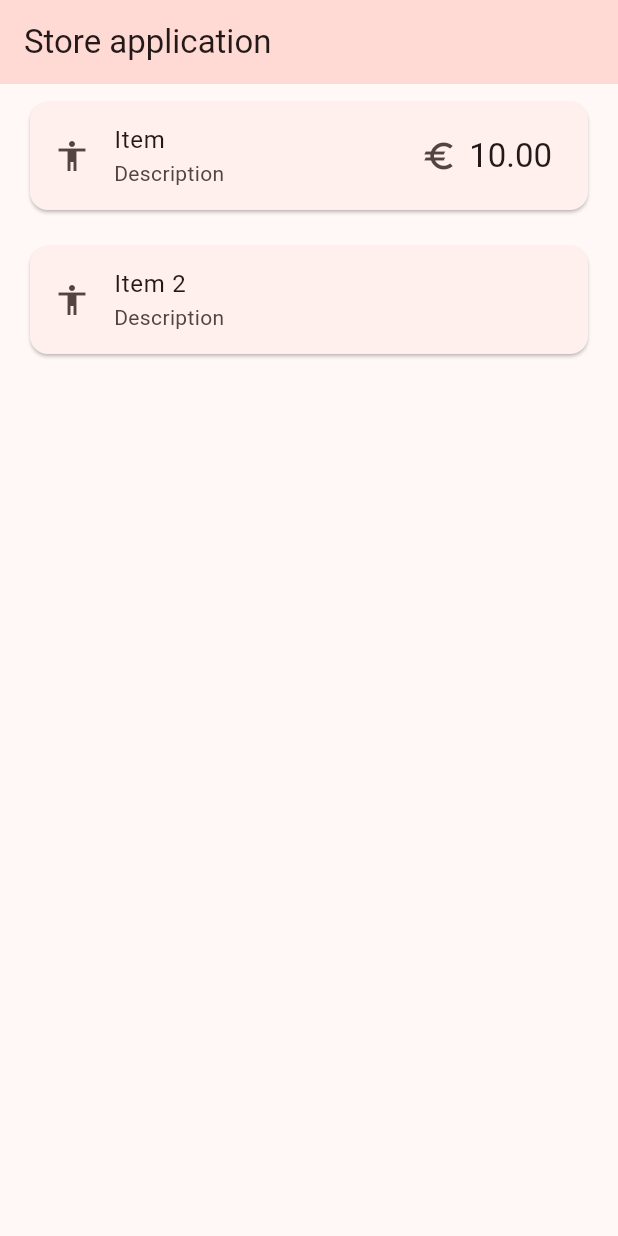
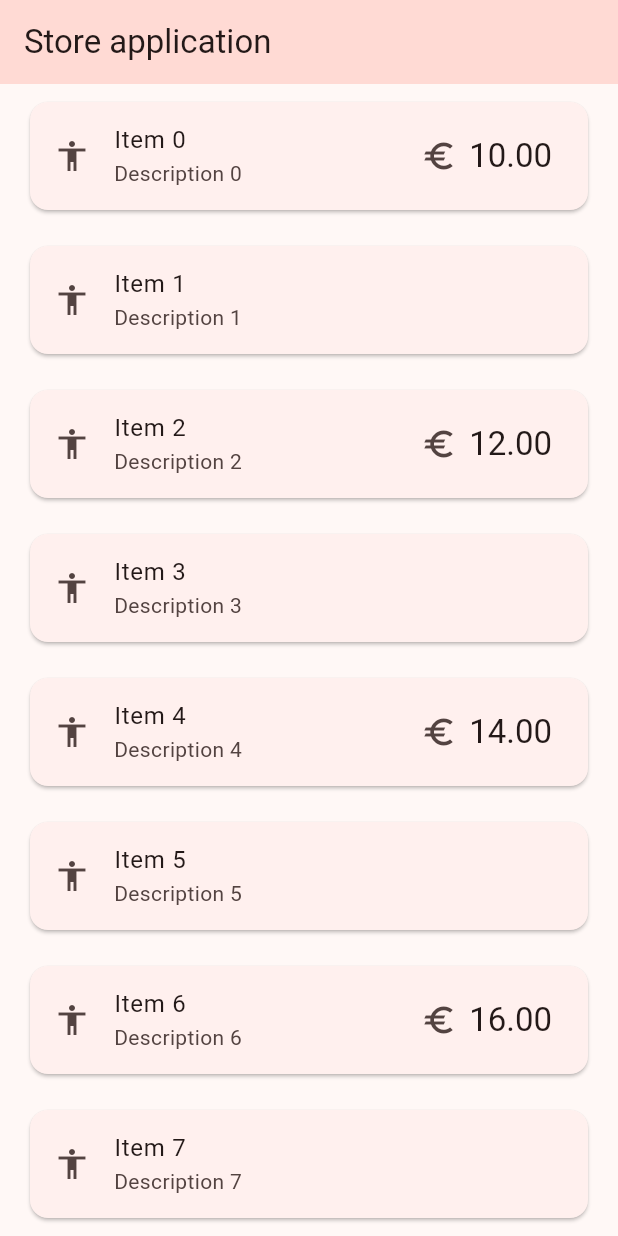
Before and after one commit to CLucera/basilicata_workshop, a Flutter app: the screen it shows after launch, on a phone screen of 412 x 824 dp. Run offline on Flutter 3.47's test engine with Material 3 defaults, Android fonts, the phone set to English and light mode, and no system bars.

Commit message:
final code

```diff
--- a/lib/item_list_tile.dart
+++ b/lib/item_list_tile.dart
@@ -1,4 +1,5 @@
 import 'package:flutter/material.dart';
+import 'package:workshop_basilicata/item_detail.dart';
 import 'package:workshop_basilicata/item_model.dart';
 import 'package:workshop_basilicata/price_widget.dart';
 
@@ -21,10 +22,19 @@ class ItemListTile extends StatelessWidget {
         child: ListTile(
           leading: Icon(Icons.accessibility),
           title: Text(item.name),
-          subtitle: Text(item.description),
+          subtitle: Hero(tag: item.id, child: Text(item.description)),
           trailing: item.price > 0
-              ? PriceWidget(price: item.price)
+              ? Hero(
+                  tag: 'price ${item.id}',
+                  child: PriceWidget(price: item.price),)
               : null,
+          onTap: () {
+            Navigator.of(context).push(MaterialPageRoute(
+              builder: (context) {
+                return ItemDetail(item: item);
+              },
+            ));
+          },
         ),
       ),
     );
--- a/lib/my_store_app.dart
+++ b/lib/my_store_app.dart
@@ -1,4 +1,6 @@
 import 'package:flutter/material.dart';
+import 'package:workshop_basilicata/item_detail.dart';
+import 'package:workshop_basilicata/item_model.dart';
 import 'package:workshop_basilicata/store_list.dart';
 
 class MyStoreApp extends StatelessWidget {
@@ -7,6 +9,7 @@ class MyStoreApp extends StatelessWidget {
   @override
   Widget build(BuildContext context) {
     return MaterialApp(
+      debugShowCheckedModeBanner: false,
       theme: ThemeData.from(
         colorScheme: ColorScheme.fromSeed(
           seedColor: Color(0xFFFF00000),
--- /dev/null
+++ b/lib/service.dart
@@ -0,0 +1,15 @@
+import 'package:workshop_basilicata/item_model.dart';
+
+Future<List<ItemModel>?> fetchItems() async {
+
+  await Future.delayed(Duration(seconds: 1));
+
+  return List.generate(20, (i) {
+    return ItemModel(
+      id: '$i',
+      name: 'Item $i',
+      description: 'Description $i',
+      price: i % 2 == 0 ? 10.0 + i : 0.0,
+    );
+  });
+}
--- a/lib/store_list.dart
+++ b/lib/store_list.dart
@@ -1,37 +1,38 @@
 import 'package:flutter/material.dart';
 import 'package:workshop_basilicata/item_list_tile.dart';
 import 'package:workshop_basilicata/item_model.dart';
+import 'package:workshop_basilicata/service.dart';
 
 class StoreList extends StatelessWidget {
   const StoreList({Key? key}) : super(key: key);
 
   @override
   Widget build(BuildContext context) {
-
-    final items = [
-      ItemModel(
-        id: '0',
-        name: 'Item',
-        description: 'Description',
-        price: 10,
-      ),
-      ItemModel(
-        id: '1',
-        name: 'Item 2',
-        description: 'Description',
-      ),
-    ];
+    final items = fetchItems();
 
     return Scaffold(
       appBar: AppBar(
         title: Text("Store application"),
         backgroundColor: Theme.of(context).colorScheme.primaryContainer,
       ),
-      body: ListView.builder(
-        itemCount: items.length,
-        itemBuilder: (context, index) {
-          return ItemListTile(
-            item: items[index],
+      body: FutureBuilder<List<ItemModel>?>(
+        future: items,
+        builder: (context, snapshot) {
+          if (snapshot.connectionState != ConnectionState.done) {
+            return Center(child: CircularProgressIndicator());
+          } else if (snapshot.data != null) {
+            return ListView.builder(
+              itemCount: snapshot.data!.length,
+              itemBuilder: (context, index) {
+                return ItemListTile(
+                  item: snapshot.data![index],
+                );
+              },
+            );
+          }
+
+          return Center(
+            child: Text("An error occurred"),
           );
         },
       ),
```
Also changed, not shown: lib/item_detail.dart (added, +57 -0 lines).
